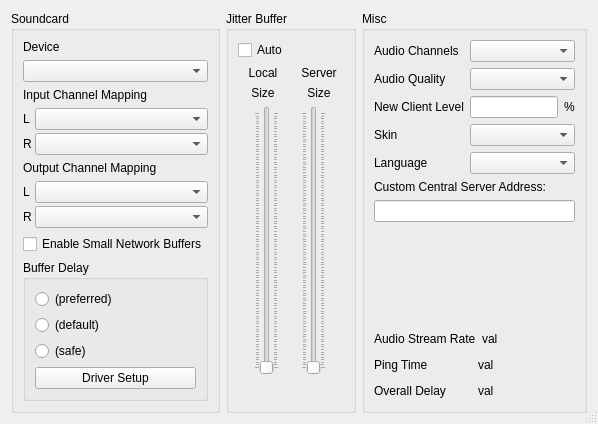
The window that src/clientsettingsdlgbase.ui (jamulussoftware/jamulus) describes before a commit, drawn with Qt 5.
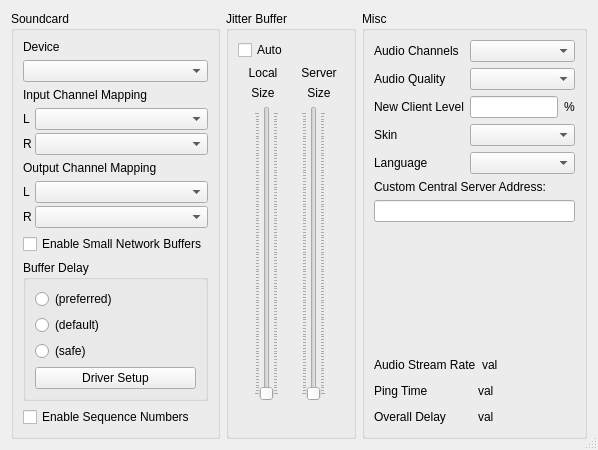
The same window after the commit. Icons and pictures are not drawn. Custom widgets are drawn as their Qt base class.

Commit message: Add checkbox to enable/disable sequence numbers.

The edit to the form file:
```diff
--- a/src/clientsettingsdlgbase.ui
+++ b/src/clientsettingsdlgbase.ui
@@ -254,6 +254,13 @@
         </layout>
        </widget>
       </item>
+      <item>
+       <widget class="QCheckBox" name="chbEnableSequence">
+        <property name="text">
+         <string>Enable Sequence Numbers</string>
+        </property>
+       </widget>
+      </item>
      </layout>
     </widget>
    </item>
```
The commit also changes 4 other files.
